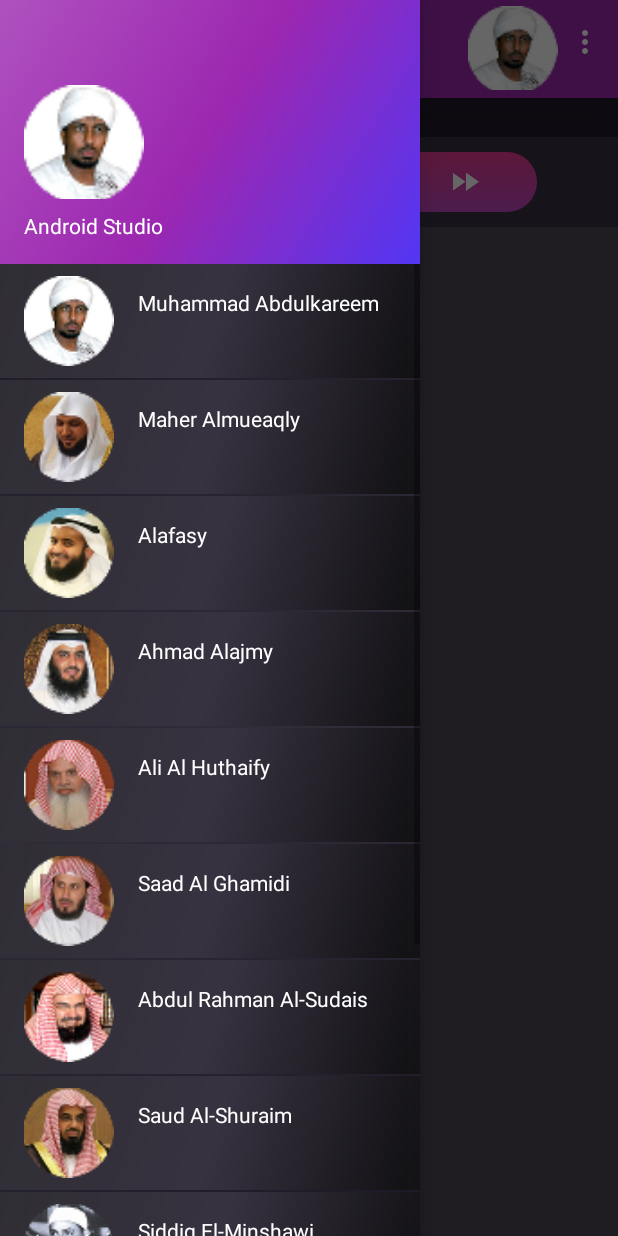
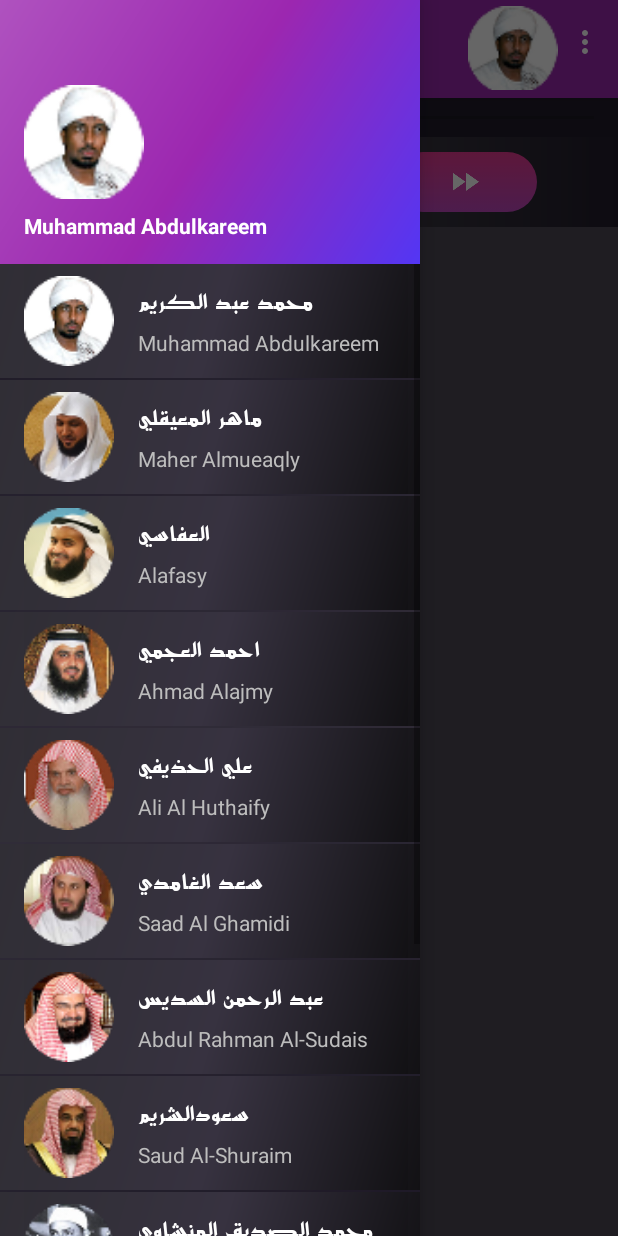
Before and after one commit to BaraaSoft/MediaPlayer, an Android app: the MainActivityDisplay screen opened directly, with no data from a screen before it, with the side drawer open, on a phone screen of 412 x 824 dp. Run offline under Robolectric (Android 15) with nearby library versions, the phone set to English and light mode, and no system bars; libraries missing offline, so code that uses them is left out: io.realm, io.realm.annotations; 5 statements that could not run were skipped.

Commit message:
adding arabic Support to navList improve visiual for main UI control

```diff
--- a/app/src/main/java/com/baraa/bsoft/mediaplayer/DataAccess/DataBuilder.java
+++ b/app/src/main/java/com/baraa/bsoft/mediaplayer/DataAccess/DataBuilder.java
@@ -26,29 +26,39 @@ public class DataBuilder {
 
     private ArrayList<Artist> buildArtistData(){
         mArtists.add(new Artist("1", R.drawable.shk_muhammad_abdulkareem_bezzy,mContext.getString(R.string.shk_muhammad_abdulkareem),
-                "https://quran.islamway.net/quran3/324/"));
+                "https://quran.islamway.net/quran3/324/","",mContext.getString(R.string.shk_ar_muhammad_abdulkareem)));
         mArtists.add(new Artist("2",R.drawable.shk_maher_almueaqly,mContext.getString(R.string.shk_maher_almueaqly),
-                "https://quran.islamway.net/quran3/115/"));
+                "https://quran.islamway.net/quran3/115/","",mContext.getString(R.string.shk_ar_maher_almueaqly)));
+
         mArtists.add(new Artist("3",R.drawable.shk_mishary_rashed_alafasy,mContext.getString(R.string.shk_alafasy),
-                "https://quran.islamway.net/quran3/732/"));
+                "https://quran.islamway.net/quran3/732/","",mContext.getString(R.string.shk_ar_alafasy)));
+
         mArtists.add(new Artist("4",R.drawable.shk_ahmad_bin_ali_alajmy,mContext.getString(R.string.shk_ahmad_bin_ali_alajmy),
-                "https://quran.islamway.net/quran3/21/"));
+                "https://quran.islamway.net/quran3/21/","",mContext.getString(R.string.shk_ar_ahmad_bin_ali_alajmy)));
+
         mArtists.add(new Artist("5",R.drawable.shk_ali_hothifi,mContext.getString(R.string.shk_ali_huthaify),
-                "https://quran.islamway.net/quran3/14691/96/"));
+                "https://quran.islamway.net/quran3/14691/96/","",mContext.getString(R.string.shk_ar_ali_huthaify)));
+
         mArtists.add(new Artist("6",R.drawable.skh_saad_alghamdy,mContext.getString(R.string.shk_saad_al_ghamidi),
-                "https://quran.islamway.net/quran3/45/"));
+                "https://quran.islamway.net/quran3/45/","",mContext.getString(R.string.shk_ar_saad_al_ghamidi)));
+
         mArtists.add(new Artist("7",R.drawable.shk_al_sudais,mContext.getString(R.string.shk_al_sudais),
-                "https://quran.islamway.net/quran3/82/"));
+                "https://quran.islamway.net/quran3/82/","",mContext.getString(R.string.shk_ar_al_sudais)));
+
         mArtists.add(new Artist("8",R.drawable.shk_saud_al_shuraim,mContext.getString(R.string.shk_saud_al_shuraim),
-                "https://quran.islamway.net/quran3/101/12097/128/"));
+                "https://quran.islamway.net/quran3/101/12097/128/","",mContext.getString(R.string.shk_ar_saud_al_shuraim)));
+
         mArtists.add(new Artist("9",R.drawable.shk_siddiq_el_minshawi,mContext.getString(R.string.shk_siddiq_el_minshawi),
-                "https://quran.islamway.net/quran3/1032/9925/32/"));
+                "https://quran.islamway.net/quran3/1032/9925/32/","",mContext.getString(R.string.shk_ar_siddiq_el_minshawi)));
+
         mArtists.add(new Artist("10",R.drawable.shk_alzain_mohamed,mContext.getString(R.string.shk_alzain_mohamed),
-                "https://quran.islamway.net/quran3/687/"));
+                "https://quran.islamway.net/quran3/687/","",mContext.getString(R.string.shk_ar_alzain_mohamed)));
+
         mArtists.add(new Artist("11",R.drawable.shk_mohamed_samad,mContext.getString(R.string.shk_mohamed_samad),
-                "https://quran.islamway.net/quran3/956/14642/128/"));
+                "https://quran.islamway.net/quran3/956/14642/128/","",mContext.getString(R.string.shk_ar_mohamed_samad)));
+
         mArtists.add(new Artist("12",R.drawable.shk_abdul_rashid_sufi,mContext.getString(R.string.shk_abdul_rashid_sufi),
-                "https://quran.islamway.net/quran3/391/"));
+                "https://quran.islamway.net/quran3/391/","",mContext.getString(R.string.shk_ar_abdul_rashid_sufi)));
         return mArtists;
     }
 
@@ -60,12 +70,13 @@ public class DataBuilder {
         ArrayList<Surah> surahs = new ArrayList<>();
         String baseUrl = artist.getBasUrl1();
         String[] surahArry = mContext.getResources().getStringArray(R.array.surahs);
+        String[] surahsArabic = mContext.getResources().getStringArray(R.array.surahs_arabic);
         String decm = String.format("%03d",0);
         for (int i=0;i<surahArry.length;i++){
             StringBuilder strBuilder = new StringBuilder(baseUrl);
             String b = String.format("%03d",i+1);
             String x = strBuilder.append(b).append(".mp3").toString();
-            Surah item = new Surah(surahArry[i],x,i,artist.getKey());
+            Surah item = new Surah(surahArry[i],x,i,artist.getKey(),surahsArabic[i]);
             surahs.add(item);
 //            if(mSurahAdapter != null){
 //                mSurahAdapter.notifyDataSetChanged();
--- a/app/src/main/java/com/baraa/bsoft/mediaplayer/Model/Artist.java
+++ b/app/src/main/java/com/baraa/bsoft/mediaplayer/Model/Artist.java
@@ -14,6 +14,7 @@ public class Artist extends RealmObject implements Serializable {
     private String key;
     private int imageResourceId;
     private String name;
+    private String nameArabic;
     private String basUrl1;
     private String basUrl2;
 
@@ -42,6 +43,12 @@ public class Artist extends RealmObject implements Serializable {
         this.name = name;
         this.basUrl1 = url1;
         this.basUrl2 = url2;
+    }
+
+
+    public Artist(String key, int imageResourceId, String name,String url1,String url2,String nameAr) {
+        this(key,imageResourceId,name,url1,url2);
+        this.nameArabic = nameAr;
     }
 
 
@@ -83,4 +90,12 @@ public class Artist extends RealmObject implements Serializable {
     public void setBasUrl2(String basUrl2) {
         this.basUrl2 = basUrl2;
     }
+
+    public String getNameArabic() {
+        return nameArabic;
+    }
+
+    public void setNameArabic(String nameArabic) {
+        this.nameArabic = nameArabic;
+    }
 }
--- a/app/src/main/java/com/baraa/bsoft/mediaplayer/Views/NavAdapter.java
+++ b/app/src/main/java/com/baraa/bsoft/mediaplayer/Views/NavAdapter.java
@@ -52,6 +52,7 @@ public class NavAdapter extends ArrayAdapter {
         }
         final Artist artist = mArtists.get(position);
         viewHolder.getTvShk().setText(artist.getName());
+        viewHolder.getTvShkArabic().setText(artist.getNameArabic());
         viewHolder.getImgShk().setImageDrawable(ContextCompat.getDrawable(mContext,artist.getImageResourceId()));
         viewHolder.getView().setOnClickListener(new View.OnClickListener() {
             @Override
@@ -72,11 +73,13 @@ public class NavAdapter extends ArrayAdapter {
         private View view;
         private ImageView imgShk;
         private TextView tvShk;
+        private TextView tvShkArabic;
 
         public ViewHolder(View view) {
             this.view = view;
             this.imgShk = (ImageView)view.findViewById(R.id.imgShk);
             this.tvShk = (TextView)view.findViewById(R.id.tvShk);
+            this.tvShkArabic = (TextView)view.findViewById(R.id.tvShkArabic);
         }
 
         public ImageView getImgShk() {
@@ -90,5 +93,9 @@ public class NavAdapter extends ArrayAdapter {
         public View getView() {
             return view;
         }
+
+        public TextView getTvShkArabic() {
+            return tvShkArabic;
+        }
     }
 }
--- /dev/null
+++ b/app/src/main/res/drawable/play_background.xml
@@ -0,0 +1,8 @@
+<?xml version="1.0" encoding="utf-8"?>
+<shape xmlns:android="http://schemas.android.com/apk/res/android"
+    android:shape="rectangle">
+    <gradient android:angle="180"
+        android:centerColor="#434149"
+        android:endColor="@color/colorDarkSilent"
+        android:startColor="@color/colorDarkSilent"/>
+</shape>
--- a/app/src/main/res/layout/activity_main.xml
+++ b/app/src/main/res/layout/activity_main.xml
@@ -30,7 +30,7 @@
         android:layout_alignParentStart="true"
         android:layout_below="@+id/llStatus"
         android:layout_toEndOf="@id/llStatus"
-        android:background="@color/colorDarkSilentLight"
+        android:background="@drawable/play_background"
         android:orientation="horizontal"
         android:paddingLeft="54dp"
         android:paddingRight="54dp"
--- a/app/src/main/res/layout/app_bar_main_activity_display.xml
+++ b/app/src/main/res/layout/app_bar_main_activity_display.xml
@@ -22,7 +22,7 @@
                 android:layout_width="match_parent"
                 android:layout_height="?attr/actionBarSize"
                 android:background="?attr/colorPrimary"
-                app:popupTheme="@style/AppTheme.PopupOverlay" />
+                app:popupTheme="@style/AppThemeToolbar" />
             <ImageView
                 android:layout_alignParentEnd="true"
                 android:layout_marginEnd="40dp"
--- a/app/src/main/res/layout/nav_header_main_activity_display.xml
+++ b/app/src/main/res/layout/nav_header_main_activity_display.xml
@@ -25,7 +25,8 @@
         android:layout_width="match_parent"
         android:layout_height="wrap_content"
         android:paddingTop="@dimen/nav_header_vertical_spacing"
-        android:text="Android Studio"
+        android:text="@string/shk_muhammad_abdulkareem"
+        android:textStyle="bold"
         android:textAppearance="@style/TextAppearance.AppCompat.Body1" />
 
     <!--<TextView-->
--- a/app/src/main/res/layout/nav_item.xml
+++ b/app/src/main/res/layout/nav_item.xml
@@ -1,6 +1,6 @@
 <?xml version="1.0" encoding="utf-8"?>
-<RelativeLayout
-    xmlns:android="http://schemas.android.com/apk/res/android"
+<RelativeLayout xmlns:android="http://schemas.android.com/apk/res/android"
+    xmlns:tools="http://schemas.android.com/tools"
     android:theme="@style/AppThemeNoActionNavItem"
     android:paddingLeft="16dp"
     android:layout_marginTop="16dp"
@@ -21,14 +21,32 @@
             android:layout_width="@dimen/nav_img_width"
             android:layout_height="@dimen/nav_img_height"
             android:src="@drawable/shk_muhammad_abdulkareem_bezzy"/>
+
+        <LinearLayout
+            android:background="@android:color/transparent"
+            android:orientation="vertical"
+            android:layout_width="match_parent"
+            android:layout_height="wrap_content">
+            <TextView
+                android:background="@android:color/transparent"
+                android:id="@+id/tvShkArabic"
+                android:layout_marginTop="@dimen/nav_margin_top_item_title"
+                android:layout_marginLeft="@dimen/nav_margin_left_item_title"
+                android:layout_width="wrap_content"
+                android:layout_height="wrap_content"
+                android:fontFamily="@font/ae_cortoba"
+                tools:text="محمد عبد الكريم"/>
             <TextView
                 android:background="@android:color/transparent"
                 android:id="@+id/tvShk"
+                android:textColor="@color/colorDivider"
                 android:layout_marginTop="@dimen/nav_margin_top_item_title"
                 android:layout_marginLeft="@dimen/nav_margin_left_item_title"
                 android:text="@string/shk_muhammad_abdulkareem"
                 android:layout_width="wrap_content"
                 android:layout_height="wrap_content" />
+        </LinearLayout>
+
     </LinearLayout>
 
     <View
--- a/app/src/main/res/values/strings.xml
+++ b/app/src/main/res/values/strings.xml
@@ -1,5 +1,5 @@
 <resources>
-    <string name="app_name">Media Player</string>
+    <string name="app_name">Quran</string>
     <string-array name="surahs">
         <item>Al-Fatihah</item>
         <item>Al-Baqarah</item>
@@ -114,10 +114,10 @@
         <item>Al-Masad</item>
         <item>Al-Ikhlas</item>
         <item>Al-Falaq</item>
-        <item>Surat An-Nas</item>
+        <item>An-Nas</item>
     </string-array>
     <string-array name="surahs_arabic">
-        <item>Al-Fatihah</item>
+        <item>سُورَةُ الْفَاتِحَة</item>
         <item>سورة البقرة</item>
         <item>سورة آل عمران</item>
         <item>سورة النساء</item>
@@ -223,6 +223,7 @@
         <item>سورة الهمزة</item>
         <item>سورة الفيل</item>
         <item>سورة قريش</item>
+        <item>سورة الماعون</item>
         <item>سورة الكوثر</item>
         <item> سورة الكافرون</item>
         <item>سورة النصر</item>
@@ -252,4 +253,17 @@
     <string name="shk_alzain_mohamed">Alzain Mohamed</string>
     <string name="shk_mohamed_samad">Mohamed Abdus Samad</string>
     <string name="shk_abdul_rashid_sufi">Abdul Rashid Sufi</string>
+
+    <string name="shk_ar_muhammad_abdulkareem">محمد عبد الكريم</string>
+    <string name="shk_ar_alafasy">العفاسي</string>
+    <string name="shk_ar_maher_almueaqly">ماهر المعيقلي</string>
+    <string name="shk_ar_ahmad_bin_ali_alajmy">احمد العجمي</string>
+    <string name="shk_ar_ali_huthaify">علي الحذيفي</string>
+    <string name="shk_ar_saad_al_ghamidi">سعد الغامدي</string>
+    <string name="shk_ar_al_sudais">عبد الرحمن السديس</string>
+    <string name="shk_ar_saud_al_shuraim">سعودالشريم</string>
+    <string name="shk_ar_siddiq_el_minshawi">محمد الصديق المنشاوي</string>
+    <string name="shk_ar_alzain_mohamed">الزين محمد احمد</string>
+    <string name="shk_ar_mohamed_samad">عبد الباسط عبد الصمد</string>
+    <string name="shk_ar_abdul_rashid_sufi">عبد الرشيد علي صوفي</string>
 </resources>
--- a/app/src/main/res/values/styles.xml
+++ b/app/src/main/res/values/styles.xml
@@ -24,18 +24,12 @@
         <item name="android:textColor">@color/colorIcons</item>
     </style>
 
-    <style name="NotificationTitle" parent="android:TextAppearance.StatusBar.EventContent.Title">
-        <item name="android:textColor">@color/colorAccent</item>
-        <item name="android:textStyle">bold</item>
-    </style>
-    <style name="NotificationText" parent="android:TextAppearance.StatusBar.EventContent">
-        <item name="android:textColor">@color/colorAccent</item>
-    </style>
 
 
-
-    <style name="AppTheme.AppBarOverlay" parent="ThemeOverlay.AppCompat.Dark.ActionBar" />
-
+    <style name="AppThemeToolbar" parent="AppTheme.PopupOverlay">
+        <item name="android:fontFamily">@font/bf_antezy</item>
+    </style>
+    <style name="AppTheme.AppBarOverlay" parent="ThemeOverlay.AppCompat.Dark.ActionBar"/>
     <style name="AppTheme.PopupOverlay" parent="ThemeOverlay.AppCompat.Light" />
 
 </resources>
```
Also changed, not shown: app/src/main/java/com/baraa/bsoft/mediaplayer/Model/Surah.java (+14 -0 lines), app/src/main/java/com/baraa/bsoft/mediaplayer/Views/SurahAdapter.java (+5 -2 lines), app/src/main/res/layout/list_item.xml (+7 -7 lines). Lines whose indentation alone changed are shown as unchanged.
